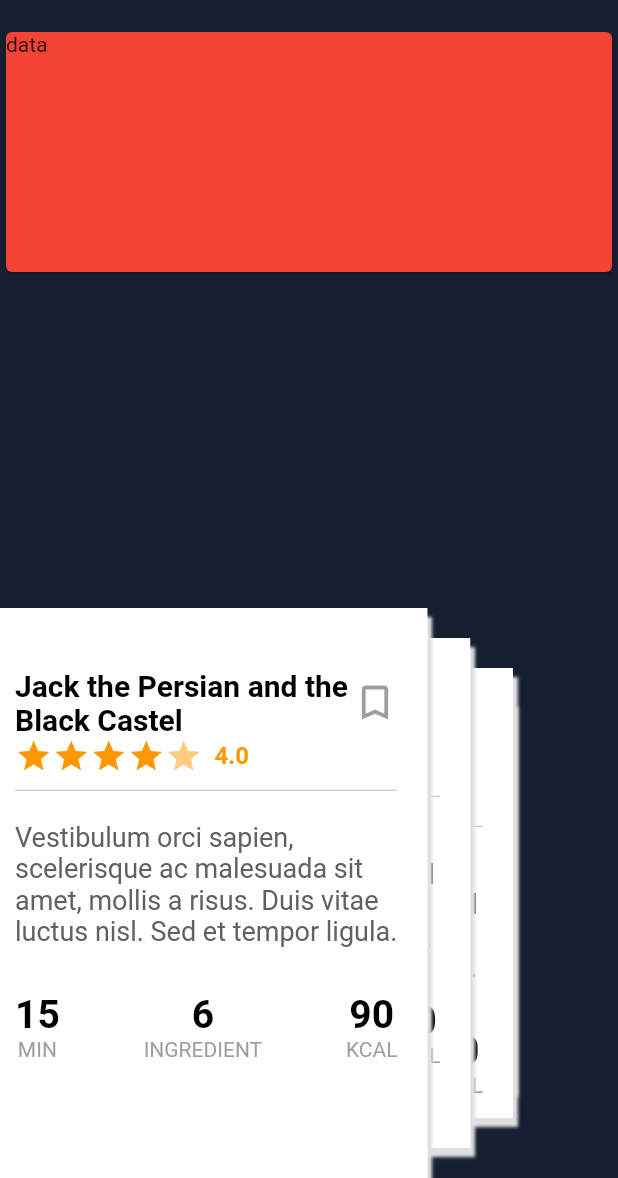
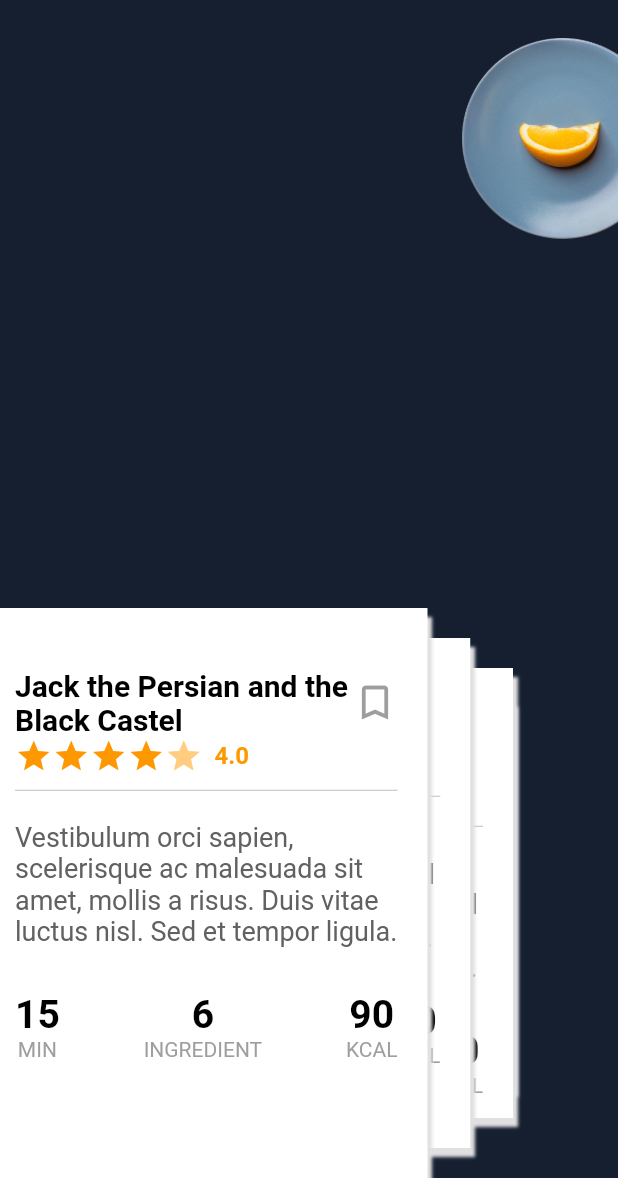
Before and after one commit to kidrocker/awesome-animation-flutter, a Flutter app: the screen it shows after launch, on a phone screen of 412 x 824 dp, the part 58-1236 px from its top. Run offline on Flutter 3.47's test engine with Material 2 defaults, Android fonts, the phone set to English and light mode, and no system bars.

Commit message:
started working on the top list

```diff
--- /dev/null
+++ b/lib/commons/card_scroll.dart
@@ -0,0 +1,75 @@
+import 'dart:math';
+
+import 'package:flutter/material.dart';
+
+import 'card.dart';
+import 'data.dart';
+
+class CardScrollWidget extends StatelessWidget {
+  var currentPage;
+  var padding = 0.0;
+  var verticalInset = 20.0;
+
+  CardScrollWidget(this.currentPage);
+  var cardAspectRatio = 12.0 / 16.0;
+  var widgetAspectRatio = (12.0 / 16.0) * 1.2;
+
+  @override
+  Widget build(BuildContext context) {
+    return new AspectRatio(
+      aspectRatio: widgetAspectRatio,
+      child: LayoutBuilder(builder: (context, contraints) {
+        var width = contraints.maxWidth;
+        var height = contraints.maxHeight;
+
+        var safeWidth = width - 2 * padding;
+        var safeHeight = height - 2 * padding;
+
+        var heightOfPrimaryCard = safeHeight;
+        var widthOfPrimaryCard = heightOfPrimaryCard * cardAspectRatio;
+
+        var primaryCardLeft = safeWidth - widthOfPrimaryCard;
+        var horizontalInset = primaryCardLeft / 2;
+
+        List<Widget> cardList = new List();
+
+        for (var i = 0; i < title.length; i++) {
+          var delta = i - currentPage;
+          bool isOnRight = delta > 0;
+
+          var start = padding +
+              max(
+                  primaryCardLeft -
+                      horizontalInset * -delta * (isOnRight ? 15 : 1),
+                  0.0);
+
+          var cardItem = Positioned.directional(
+            top: padding + verticalInset * max(-delta, 0.0),
+            bottom: padding + verticalInset * max(-delta, 0.0),
+            start: start,
+            textDirection: TextDirection.rtl,
+            child: Container(
+               decoration: BoxDecoration(color: Colors.white, boxShadow: [
+                BoxShadow(
+                    color: Colors.grey[300],
+                    offset: Offset(3.0, 6.0),
+                    blurRadius: 1.0)
+               ]),
+              child: AspectRatio(
+                aspectRatio: cardAspectRatio,
+                child: Stack(
+                  fit: StackFit.expand,
+                  children: <Widget>[CardStack(title[i], description[i])],
+                ),
+              ),
+            ),
+          );
+          cardList.add(cardItem);
+        }
+        return Stack(
+          children: cardList,
+        );
+      }),
+    );
+  }
+}
--- a/lib/commons/home_page.dart
+++ b/lib/commons/home_page.dart
@@ -5,7 +5,9 @@ import 'package:western_food/commons/card.dart';
 import 'package:western_food/commons/colors.dart';
 import 'package:western_food/commons/styles.dart';
 import 'package:western_food/commons/top_list.dart';
+import 'package:western_food/commons/zoomed_item_list.dart';
 
+import 'card_scroll.dart';
 import 'data.dart';
 
 class HomePage extends StatefulWidget {
@@ -18,6 +20,7 @@ class _HomePageState extends State<HomePage> {
   @override
   Widget build(BuildContext context) {
     PageController controller = PageController(initialPage: 5);
+    PageController _controller = PageController(initialPage: 5);
     controller.addListener(() {
       setState(() {
         currentPage = controller.page;
@@ -29,12 +32,24 @@ class _HomePageState extends State<HomePage> {
       child: Stack(
         children: <Widget>[
           Positioned(
+            top: 0,
             left: 0,
             right: 0,
-            child: Card(
-              color: Colors.red,
-              child: SizedBox(height: 160.0, width: 320.0, child: Text('data')),
-            ),
+            height: 200.0,
+            child: Stack(
+              children:<Widget>[
+                SingleItemList(currentPage),
+                Positioned.fill(
+                  child: PageView.builder(
+                    itemCount: title.length,
+                    controller: _controller,
+                    reverse: true,
+                    itemBuilder: (context, position){
+                      return Container();
+                    },
+                  ),
+                )
+            ]),
           ),
           Positioned(
             bottom: 0,
@@ -63,73 +78,3 @@ class _HomePageState extends State<HomePage> {
     );
   }
 }
-
-
-class CardScrollWidget extends StatelessWidget {
-  var currentPage;
-  var padding = 0.0;
-  var verticalInset = 20.0;
-
-  CardScrollWidget(this.currentPage);
-  var cardAspectRatio = 12.0 / 16.0;
-  var widgetAspectRatio = (12.0 / 16.0) * 1.2;
-
-  @override
-  Widget build(BuildContext context) {
-    return new AspectRatio(
-      aspectRatio: widgetAspectRatio,
-      child: LayoutBuilder(builder: (context, contraints) {
-        var width = contraints.maxWidth;
-        var height = contraints.maxHeight;
-
-        var safeWidth = width - 2 * padding;
-        var safeHeight = height - 2 * padding;
-
-        var heightOfPrimaryCard = safeHeight;
-        var widthOfPrimaryCard = heightOfPrimaryCard * cardAspectRatio;
-
-        var primaryCardLeft = safeWidth - widthOfPrimaryCard;
-        var horizontalInset = primaryCardLeft / 2;
-
-        List<Widget> cardList = new List();
-
-        for (var i = 0; i < title.length; i++) {
-          var delta = i - currentPage;
-          bool isOnRight = delta > 0;
-
-          var start = padding +
-              max(
-                  primaryCardLeft -
-                      horizontalInset * -delta * (isOnRight ? 15 : 1),
-                  0.0);
-
-          var cardItem = Positioned.directional(
-            top: padding + verticalInset * max(-delta, 0.0),
-            bottom: padding + verticalInset * max(-delta, 0.0),
-            start: start,
-            textDirection: TextDirection.rtl,
-            child: Container(
-               decoration: BoxDecoration(color: Colors.white, boxShadow: [
-                BoxShadow(
-                    color: Colors.grey[300],
-                    offset: Offset(3.0, 6.0),
-                    blurRadius: 1.0)
-               ]),
-              child: AspectRatio(
-                aspectRatio: cardAspectRatio,
-                child: Stack(
-                  fit: StackFit.expand,
-                  children: <Widget>[CardStack(title[i], description[i])],
-                ),
-              ),
-            ),
-          );
-          cardList.add(cardItem);
-        }
-        return Stack(
-          children: cardList,
-        );
-      }),
-    );
-  }
-}
--- a/lib/commons/zoomed_item_list.dart
+++ b/lib/commons/zoomed_item_list.dart
@@ -1,30 +1,51 @@
+import 'package:flutter/cupertino.dart';
 import 'package:flutter/material.dart';
 import 'package:western_food/commons/data.dart';
+import 'package:western_food/commons/styles.dart';
 
 class SingleItemList extends StatelessWidget {
   var currentPage;
   var mainWidgetZoom;
   var otherWidgetZoom;
+  FixedExtentScrollController fixedExtentScrollController =
+    new FixedExtentScrollController();
 
-  SingleItemList(this.currentPage);
+   SingleItemList(this.currentPage);
 
   @override
   Widget build(BuildContext context) {
+
     return LayoutBuilder(
       builder: (context, constraints) {
         var width = constraints.maxWidth;
         var height = constraints.maxHeight;
-        var primaryLayoutHeight = height;
-        var primaryLayoutWidth = width;
+
 
         List<Widget> items = new List();
+        List<Widget> imageList = new List();
+
 
         for (var i = 0; i < images.length; i++) {
-          var delta = i - currentPage;
-          if(i == currentPage){
-              var
-            }
+          var delta =  currentPage-i;
+          var size = delta *100;
+           items.add( Positioned(
+             left: size,
+            // right: -size,
+             top: 0.0,
+             child: Row(
 
+               children: <Widget>[
+                 Padding(
+                   padding: const EdgeInsets.all(8.0),
+                   child: Image.asset('assets/plate.png', height: 150,),
+                 ),
+                 Image.asset('assets/plate.png', height: 150,),
+                 Image.asset('assets/plate.png', height: 150,),
+
+               ],
+             ), height: 150,));
+
+          return Stack(fit: StackFit.expand, children: items);
         }
       },
     );
```
